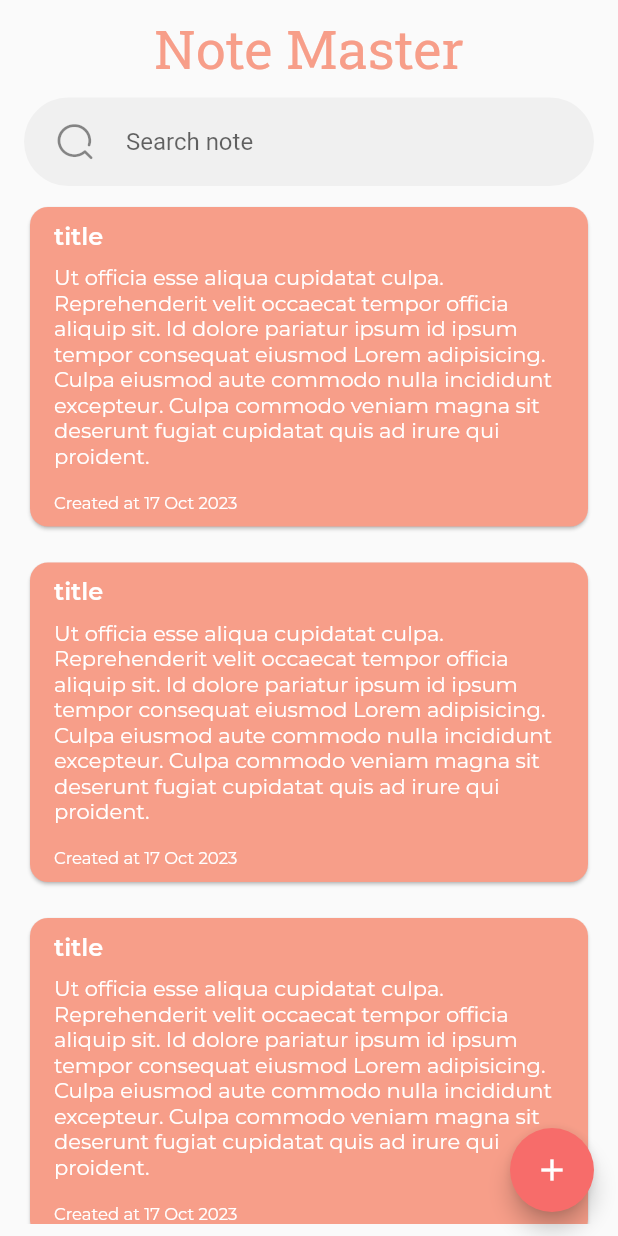
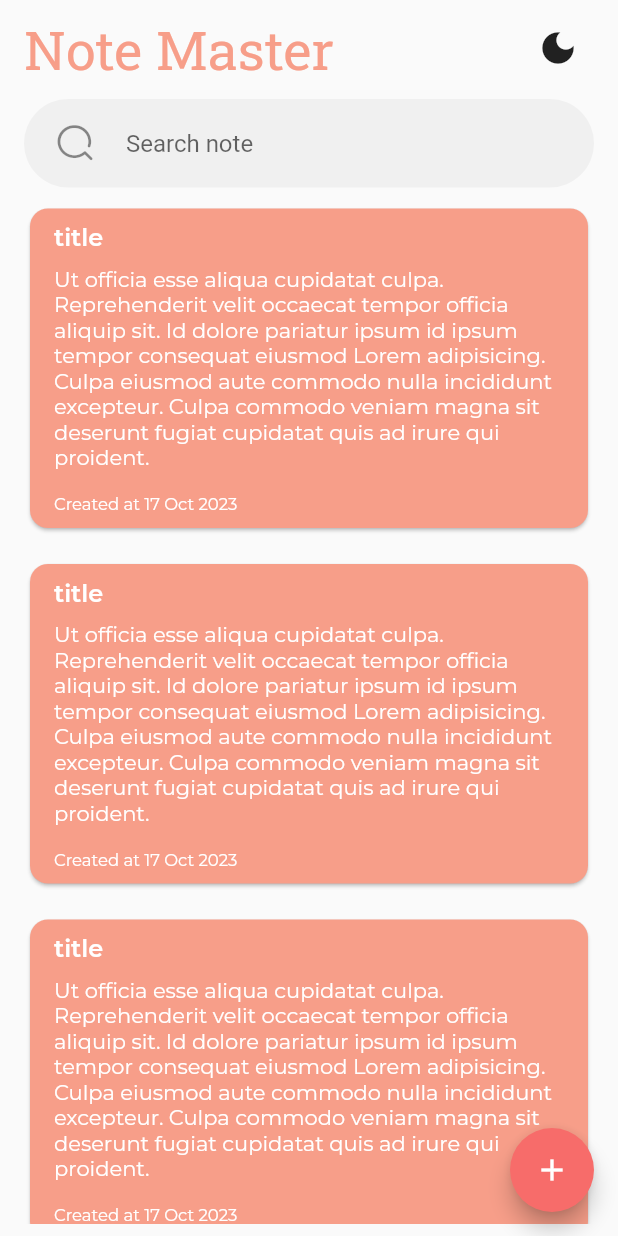
Before and after one commit to FadyShehataa/note_master_app, a Flutter app: the screen it shows after launch, on a phone screen of 412 x 824 dp. Run offline on Flutter 3.47's test engine with Material 2 defaults, Android fonts, the light colour scheme and no system bars; our stand-ins replace device_preview, equatable, flutter_bloc, google_fonts.

Commit message:
implement dark & light mode

```diff
--- /dev/null
+++ b/lib/Feature/Home/presentation/manager/theme_cubit/theme_cubit.dart
@@ -0,0 +1,17 @@
+import 'package:flutter_bloc/flutter_bloc.dart';
+import 'package:equatable/equatable.dart';
+
+part 'theme_state.dart';
+
+class ThemeCubit extends Cubit<ThemeState> {
+  ThemeCubit() : super(ThemeInitial());
+
+  bool _isDark = false;
+  bool get isDark => _isDark;
+
+  void changeTheme() {
+    emit(ThemeChangedLoading());
+    _isDark = !_isDark;
+    emit(ThemeChangedSuccess());
+  }
+}
--- /dev/null
+++ b/lib/Feature/Home/presentation/manager/theme_cubit/theme_state.dart
@@ -0,0 +1,14 @@
+part of 'theme_cubit.dart';
+
+sealed class ThemeState extends Equatable {
+  const ThemeState();
+
+  @override
+  List<Object> get props => [];
+}
+
+final class ThemeInitial extends ThemeState {}
+
+final class ThemeChangedLoading extends ThemeState {}
+
+final class ThemeChangedSuccess extends ThemeState {}
--- a/lib/Feature/Home/presentation/views/home_view.dart
+++ b/lib/Feature/Home/presentation/views/home_view.dart
@@ -1,6 +1,8 @@
 import 'package:flutter/material.dart';
+import 'package:flutter_bloc/flutter_bloc.dart';
 import 'package:note_master_app/Core/utils/my_colors.dart';
 import 'package:note_master_app/Core/utils/styles.dart';
+import 'package:note_master_app/Feature/Home/presentation/manager/theme_cubit/theme_cubit.dart';
 import 'package:note_master_app/Feature/Home/presentation/views/add_note.dart';
 import 'package:note_master_app/Feature/Home/presentation/views/widgets/note_item.dart';
 
@@ -11,6 +13,7 @@ class HomeView extends StatelessWidget {
 
   @override
   Widget build(BuildContext context) {
+    ThemeCubit themeCubit = BlocProvider.of<ThemeCubit>(context, listen: true);
     final TextEditingController searchController = TextEditingController();
     return Scaffold(
       body: SafeArea(
@@ -18,9 +21,21 @@ class HomeView extends StatelessWidget {
           padding: const EdgeInsets.symmetric(vertical: 8, horizontal: 16),
           child: Column(
             children: [
-              Text(
-                'Note Master',
-                style: Styles.textStyle36,
+              Row(
+                crossAxisAlignment: CrossAxisAlignment.center,
+                mainAxisAlignment: MainAxisAlignment.spaceBetween,
+                children: [
+                  Text(
+                    'Note Master',
+                    style: Styles.textStyle36,
+                  ),
+                  IconButton(
+                    onPressed: () => themeCubit.changeTheme(),
+                    icon: themeCubit.isDark
+                        ? const Icon(Icons.light_mode, size: 28)
+                        : const Icon(Icons.dark_mode, size: 28),
+                  ),
+                ],
               ),
               const SizedBox(height: 10),
               TextField(
--- a/lib/main.dart
+++ b/lib/main.dart
@@ -1,12 +1,17 @@
 import 'package:device_preview/device_preview.dart';
 import 'package:flutter/material.dart';
+import 'package:flutter_bloc/flutter_bloc.dart';
+import 'package:note_master_app/Feature/Home/presentation/manager/theme_cubit/theme_cubit.dart';
 
 import 'Feature/Home/presentation/views/home_view.dart';
 
 void main() {
   runApp(
     DevicePreview(
-      builder: (context) => const NoteMasterApp(),
+      builder: (context) => BlocProvider(
+        create: (_) => ThemeCubit(),
+        child: const NoteMasterApp(),
+      ),
     ),
   );
 }
@@ -16,9 +21,11 @@ class NoteMasterApp extends StatelessWidget {
 
   @override
   Widget build(BuildContext context) {
-    return const MaterialApp(
+    ThemeCubit themeCubit = BlocProvider.of<ThemeCubit>(context, listen: true);
+    return MaterialApp(
+      theme: themeCubit.isDark ? ThemeData.dark() : ThemeData.light(),
       builder: DevicePreview.appBuilder,
-      home: HomeView(),
+      home: const HomeView(),
     );
   }
 }
```
